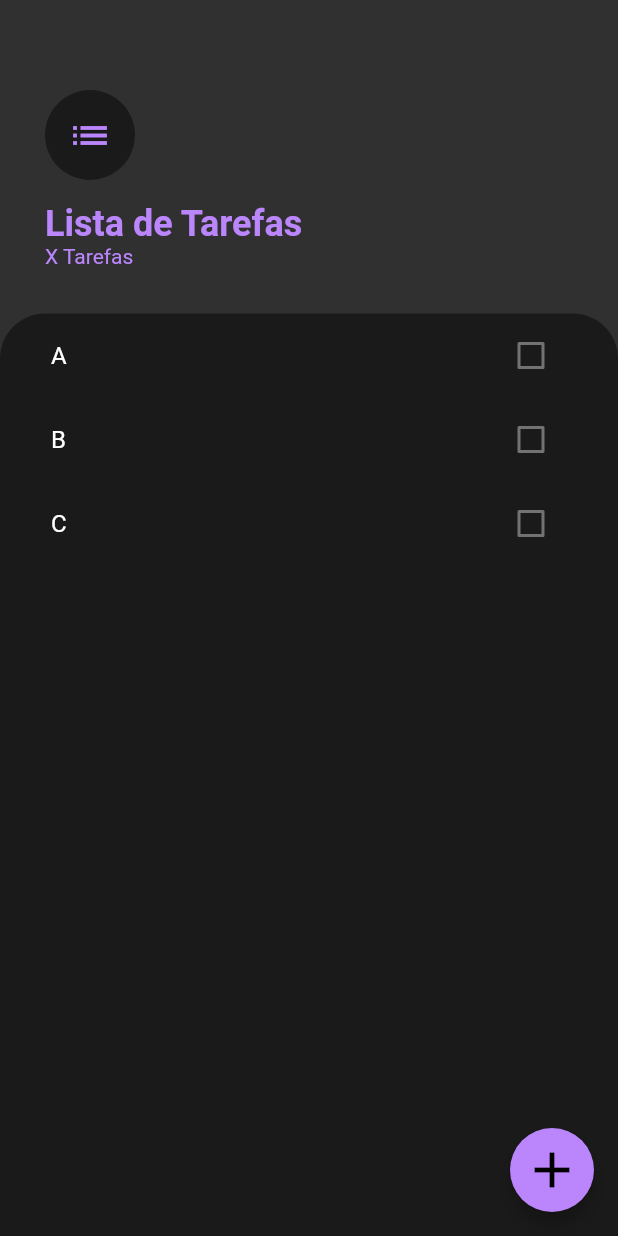
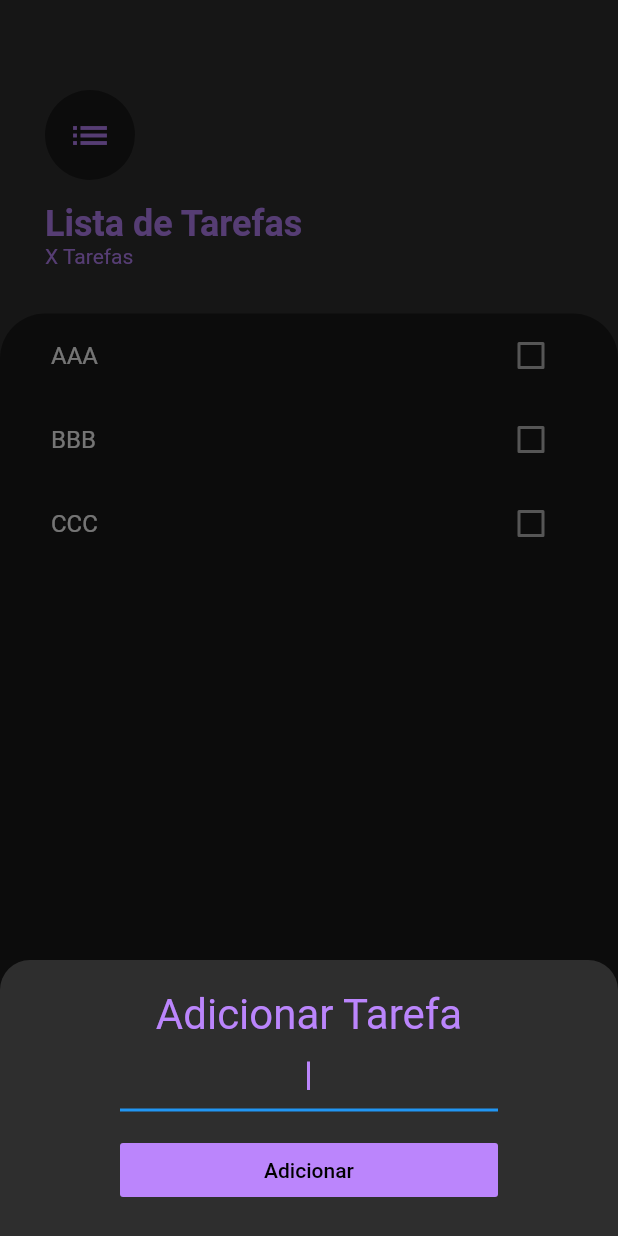
Before and after one commit to jhiltonsantos/zero-to-hero, a Flutter app: the screen it shows after launch, after a tap on the "add" icon, on a phone screen of 412 x 824 dp. Run offline on Flutter 3.47's test engine with Material 2 defaults, Android fonts, the phone set to English and light mode, and no system bars; our stand-ins replace cloud_firestore, dio; missing offline and left inert: hasura_connect; accounts and stored records are empty.

Commit message:
Update ToDo Flutter

```diff
--- /dev/null
+++ b/to_do_flutter/lib/models/task.dart
@@ -0,0 +1,10 @@
+class Task {
+  final String title;
+  bool isDone;
+
+  Task({this.title, this.isDone = false});
+
+  void taskDone() {
+    isDone = !isDone;
+  }
+}
--- /dev/null
+++ b/to_do_flutter/lib/screens/add_task_screen.dart
@@ -0,0 +1,56 @@
+import 'package:flutter/material.dart';
+import 'package:todoflutter/constants.dart';
+
+class AddTaskScreen extends StatelessWidget {
+  @override
+  Widget build(BuildContext context) {
+    return Container(
+      color: Color(0xBC000000),
+      child: Container(
+        padding: EdgeInsets.symmetric(vertical: 20.0),
+        decoration: BoxDecoration(
+          color: Color(0xFF2E2E2E),
+          borderRadius: BorderRadius.only(
+            topLeft: Radius.circular(20.0),
+            topRight: Radius.circular(20.0),
+          ),
+        ),
+        child: Column(
+          mainAxisAlignment: MainAxisAlignment.center,
+          crossAxisAlignment: CrossAxisAlignment.stretch,
+          children: <Widget>[
+            Text(
+              'Adicionar Tarefa',
+              textAlign: TextAlign.center,
+              style: TextStyle(color: colorPrimary, fontSize: 28.0),
+            ),
+            Padding(
+                padding: EdgeInsets.symmetric(horizontal: 80.0),
+                child: TextField(
+                  autofocus: true,
+                  textAlign: TextAlign.center,
+                  cursorColor: colorPrimary,
+                  decoration: InputDecoration(
+                    fillColor: colorPrimary
+                  ),
+                )),
+            SizedBox(
+              height: 15.0,
+            ),
+            Padding(
+              padding: EdgeInsets.symmetric(horizontal: 80.0),
+              child: FlatButton(
+                color: colorPrimary,
+                child: Text(
+                  'Adicionar',
+                  style: TextStyle(color: Colors.black),
+                ),
+                onPressed: () {},
+              ),
+            ),
+          ],
+        ),
+      ),
+    );
+  }
+}
--- a/to_do_flutter/lib/screens/task_screen.dart
+++ b/to_do_flutter/lib/screens/task_screen.dart
@@ -3,12 +3,27 @@ import 'package:flutter/material.dart';
 import 'package:flutter/painting.dart';
 import 'package:flutter/rendering.dart';
 import 'package:todoflutter/constants.dart';
+import 'package:todoflutter/screens/add_task_screen.dart';
+import 'package:todoflutter/widgets/task_list.dart';
 
 class TaskScreen extends StatelessWidget {
+  Widget buildButton(BuildContext context) {
+    return Container(
+      decoration: BoxDecoration(
+        color: colorPrimary,
+        borderRadius: BorderRadius.only(
+          topLeft: Radius.circular(30.0),
+          topRight: Radius.circular(30.0),
+        ),
+      ),
+      child: Center(
+        child: Text('Test'),
+      ),
+    );
+  }
+
   @override
   Widget build(BuildContext context) {
-    List<Color> gradient = [Color(0xFF6975F0), Colors.greenAccent];
-
     return Scaffold(
       floatingActionButton: FloatingActionButton(
         elevation: 5.0,
@@ -16,9 +31,17 @@ class TaskScreen extends StatelessWidget {
         child: Icon(
           Icons.add,
           color: Colors.black,
-          size: 40.0,
+          size: 35.0,
         ),
-        onPressed: () {},
+        onPressed: () {
+          showModalBottomSheet(
+              context: context,
+              isScrollControlled: true,
+              builder: (context) => SingleChildScrollView(
+                  padding: EdgeInsets.only(
+                      bottom: MediaQuery.of(context).viewInsets.bottom),
+                  child: Container(child: AddTaskScreen())));
+        },
       ),
       body: Column(
         crossAxisAlignment: CrossAxisAlignment.start,
@@ -74,32 +97,3 @@ class TaskScreen extends StatelessWidget {
     );
   }
 }
-
-class TasksList extends StatelessWidget {
-  @override
-  Widget build(BuildContext context) {
-    return ListView(
-      children: <Widget>[
-        TaskTile(title: 'A'),
-        TaskTile(title: 'B'),
-        TaskTile(title: 'C'),
-      ],
-    );
-  }
-}
-
-class TaskTile extends StatelessWidget {
-  const TaskTile({this.title});
-
-  final String title;
-
-  @override
-  Widget build(BuildContext context) {
-    return ListTile(
-      title: Text(title),
-      trailing: Checkbox(
-        value: false,
-      ),
-    );
-  }
-}
--- /dev/null
+++ b/to_do_flutter/lib/widgets/task_list.dart
@@ -0,0 +1,34 @@
+import 'package:flutter/material.dart';
+import 'package:todoflutter/models/task.dart';
+import 'package:todoflutter/widgets/task_title.dart';
+
+class TasksList extends StatefulWidget {
+  @override
+  _TasksListState createState() => _TasksListState();
+}
+
+class _TasksListState extends State<TasksList> {
+  List<Task> tasks = [
+    Task(title: 'AAA'),
+    Task(title: 'BBB'),
+    Task(title: 'CCC'),
+  ];
+
+  @override
+  Widget build(BuildContext context) {
+    return ListView.builder(
+      itemBuilder: (context, index) {
+        return TaskTile(
+          title: tasks[index].title,
+          isChecked: tasks[index].isDone,
+          checkboxCallback: (value) {
+            setState(() {
+              tasks[index].taskDone();
+            });
+          },
+        );
+      },
+      itemCount: tasks.length,
+    );
+  }
+}
--- /dev/null
+++ b/to_do_flutter/lib/widgets/task_title.dart
@@ -0,0 +1,27 @@
+import 'package:flutter/material.dart';
+import 'package:todoflutter/constants.dart';
+
+class TaskTile extends StatelessWidget {
+  final bool isChecked;
+  final String title;
+  final Function checkboxCallback;
+
+  TaskTile({this.isChecked, this.title, this.checkboxCallback});
+
+  @override
+  Widget build(BuildContext context) {
+    return ListTile(
+      title: Text(
+        title,
+        style: TextStyle(
+            decoration: isChecked ? TextDecoration.lineThrough : null),
+      ),
+      trailing: Checkbox(
+        checkColor: Colors.black,
+        activeColor: colorPrimary,
+        value: isChecked,
+        onChanged: checkboxCallback,
+      ),
+    );
+  }
+}
```
